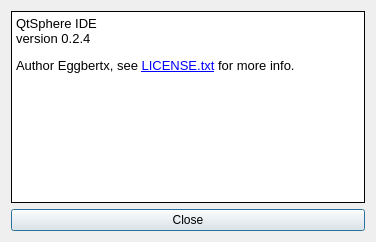
Eggbertx/QtSphere-IDE, file src/aboutdialog.ui: the form before one commit.
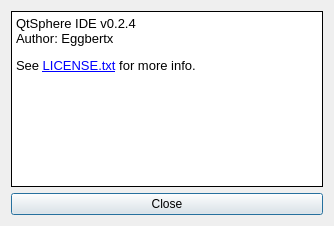
The form after the commit.

What changed in the file:
```diff
--- a/src/aboutdialog.ui
+++ b/src/aboutdialog.ui
@@ -6,8 +6,8 @@
    <rect>
     <x>0</x>
     <y>0</y>
-    <width>376</width>
-    <height>242</height>
+    <width>334</width>
+    <height>226</height>
    </rect>
   </property>
   <property name="windowTitle">
@@ -32,8 +32,8 @@
 &lt;html&gt;&lt;head&gt;&lt;meta name=&quot;qrichtext&quot; content=&quot;1&quot; /&gt;&lt;style type=&quot;text/css&quot;&gt;
 p, li { white-space: pre-wrap; }
 &lt;/style&gt;&lt;/head&gt;&lt;body style=&quot; font-family:'Sans'; font-size:10pt; font-weight:400; font-style:normal;&quot;&gt;
-&lt;p style=&quot; margin-top:12px; margin-bottom:12px; margin-left:0px; margin-right:0px; -qt-block-indent:0; text-indent:0px;&quot;&gt;QtSphere IDE&lt;br /&gt;version 0.2.4&lt;/p&gt;
-&lt;p style=&quot; margin-top:12px; margin-bottom:12px; margin-left:0px; margin-right:0px; -qt-block-indent:0; text-indent:0px;&quot;&gt;Author Eggbertx, see &lt;a href=&quot;https://github.com/Eggbertx/QtSphere-IDE/blob/master/LICENSE.txt&quot;&gt;&lt;span style=&quot; text-decoration: underline; color:#0000ff;&quot;&gt;LICENSE.txt&lt;/span&gt;&lt;/a&gt; for more info.&lt;/p&gt;&lt;/body&gt;&lt;/html&gt;</string>
+&lt;p style=&quot; margin-top:12px; margin-bottom:12px; margin-left:0px; margin-right:0px; -qt-block-indent:0; text-indent:0px;&quot;&gt;QtSphere IDE v0.2.4&lt;br /&gt;Author: Eggbertx&lt;/p&gt;
+&lt;p style=&quot; margin-top:12px; margin-bottom:12px; margin-left:0px; margin-right:0px; -qt-block-indent:0; text-indent:0px;&quot;&gt;See &lt;a href=&quot;https://github.com/Eggbertx/QtSphere-IDE/blob/master/LICENSE.txt&quot;&gt;&lt;span style=&quot; text-decoration: underline; color:#0000ff;&quot;&gt;LICENSE.txt&lt;/span&gt;&lt;/a&gt; for more info.&lt;/p&gt;&lt;/body&gt;&lt;/html&gt;</string>
        </property>
        <property name="openExternalLinks">
         <bool>true</bool>
```
